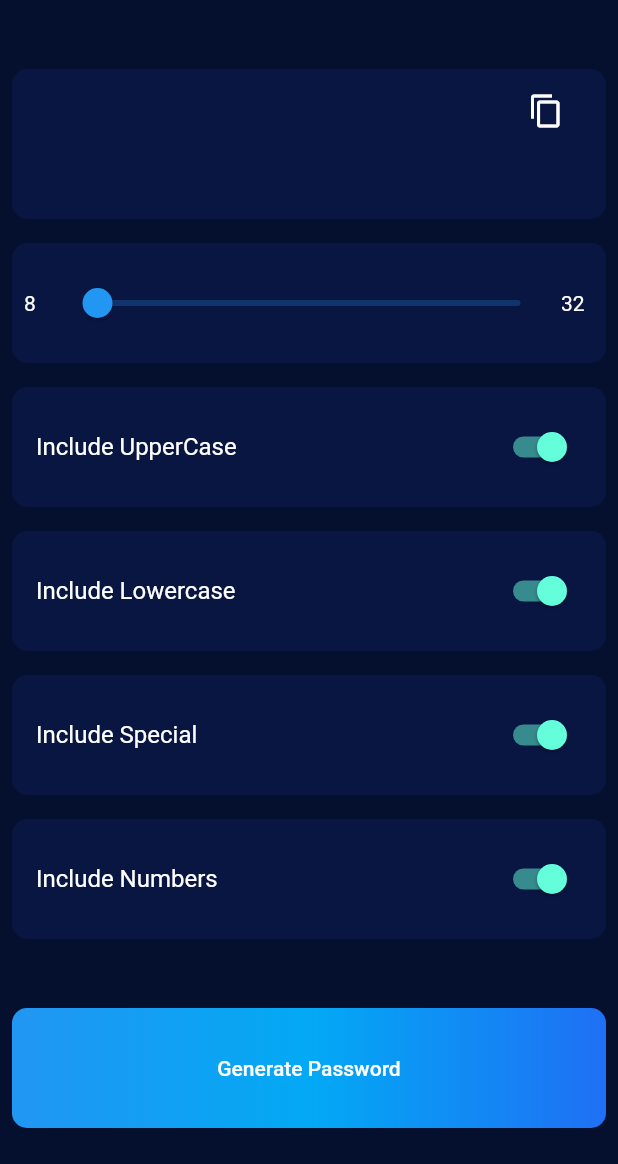
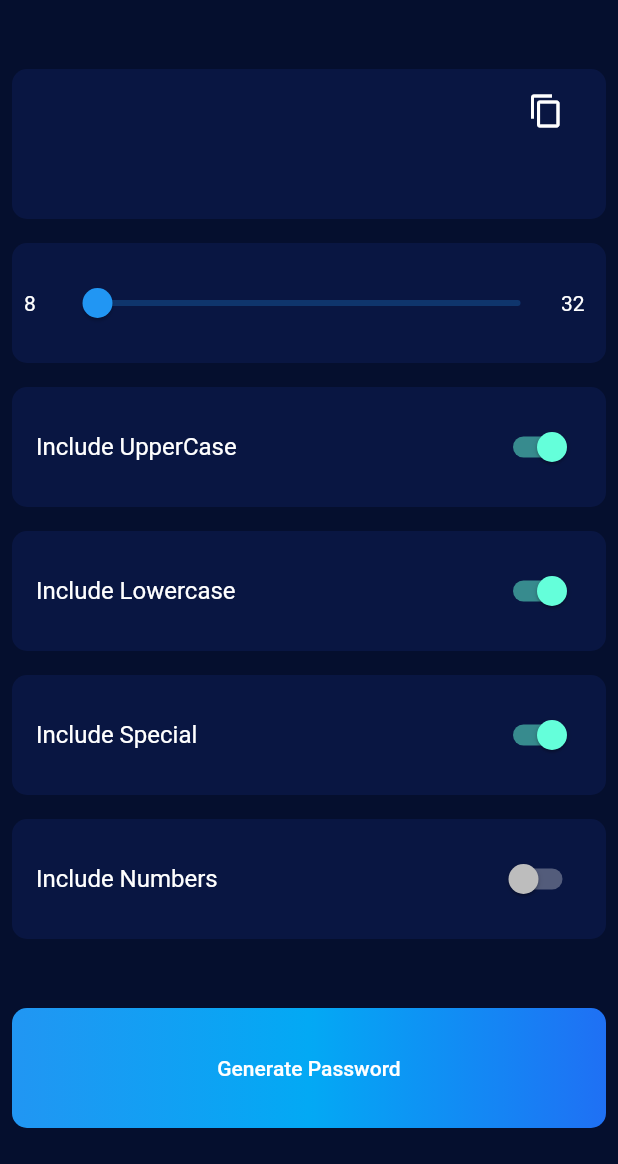
Before and after one commit to chaudharyjatin115/password_generator, a Flutter app: the screen it shows after launch, after a tap on "Include Numbers", on a phone screen of 412 x 824 dp, the part 72-1236 px from its top. Run offline on Flutter 3.47's test engine with Material 2 defaults, Android fonts, the phone set to English and light mode, and no system bars; our stand-ins replace flutter_riverpod, fluttertoast.

Commit message:
upgrading app to use riverpod

```diff
--- a/lib/screens/main_screen.dart
+++ b/lib/screens/main_screen.dart
@@ -12,7 +12,9 @@ final passprovider = ChangeNotifierProvider((ref) => PassProvider());
 
 class PassGen extends StatelessWidget {
   @override
-  Widget build(BuildContext context) {
+  Widget build(
+    BuildContext context,
+  ) {
     return SafeArea(
       child: Column(
         children: [
@@ -42,12 +44,15 @@ class PassGen extends StatelessWidget {
                 ),
                 Container(
                     width: 330.0,
-                    child: Slider(
-                        value: context.read(passprovider).length,
+                    child: Consumer(builder: (context, watch, child) {
+                      final slidpro = watch(passprovider);
+                      return Slider(
+                          value: slidpro.length,
                           min: 8,
                           max: 32,
                           onChanged: (double slidValue) {
                             context.read(passprovider).setLength(slidValue);
+                          });
                     })),
                 Expanded(
                   child: Padding(
@@ -58,14 +63,17 @@ class PassGen extends StatelessWidget {
               ],
             ),
           ),
-          ReusableCard(
+          Consumer(builder: (context, watch, child) {
+            final upcasepr = watch(passprovider);
+            return ReusableCard(
               child: SwitchListTile(
                   title: Text('Include UpperCase'),
-                value: context.read(passprovider).includeUpperCase,
+                  value: upcasepr.includeUpperCase,
                   onChanged: (bool newValue) {
                     context.read(passprovider).toggup(newValue);
                   }),
-          ),
+            );
+          }),
           Consumer(builder: (context, watch, child) {
             final lowecasepr = watch(passprovider);
             return ReusableCard(
@@ -77,23 +85,29 @@ class PassGen extends StatelessWidget {
                   }),
             );
           }),
-          ReusableCard(
+          Consumer(builder: (context, watch, child) {
+            final speproc = watch(passprovider);
+            return ReusableCard(
               child: SwitchListTile(
                 title: Text('Include Special'),
-              value: context.read(passprovider).includeSpecial,
+                value: speproc.includeSpecial,
                 onChanged: (bool trueValue) {
                   context.read(passprovider).toggspe(trueValue);
                 },
               ),
-          ),
-          ReusableCard(
+            );
+          }),
+          Consumer(builder: (context, watch, child) {
+            final inclNpro = watch(passprovider);
+            return ReusableCard(
               child: SwitchListTile(
                   title: Text('Include Numbers'),
-                value: context.read(passprovider).includeNumbers,
+                  value: inclNpro.includeNumbers,
                   onChanged: (bool newValue) {
                     context.read(passprovider).toggnum(newValue);
                   }),
-          ),
+            );
+          }),
           SizedBox(
             height: 30.0,
           ),
```
Lines whose indentation alone changed are shown as unchanged.
